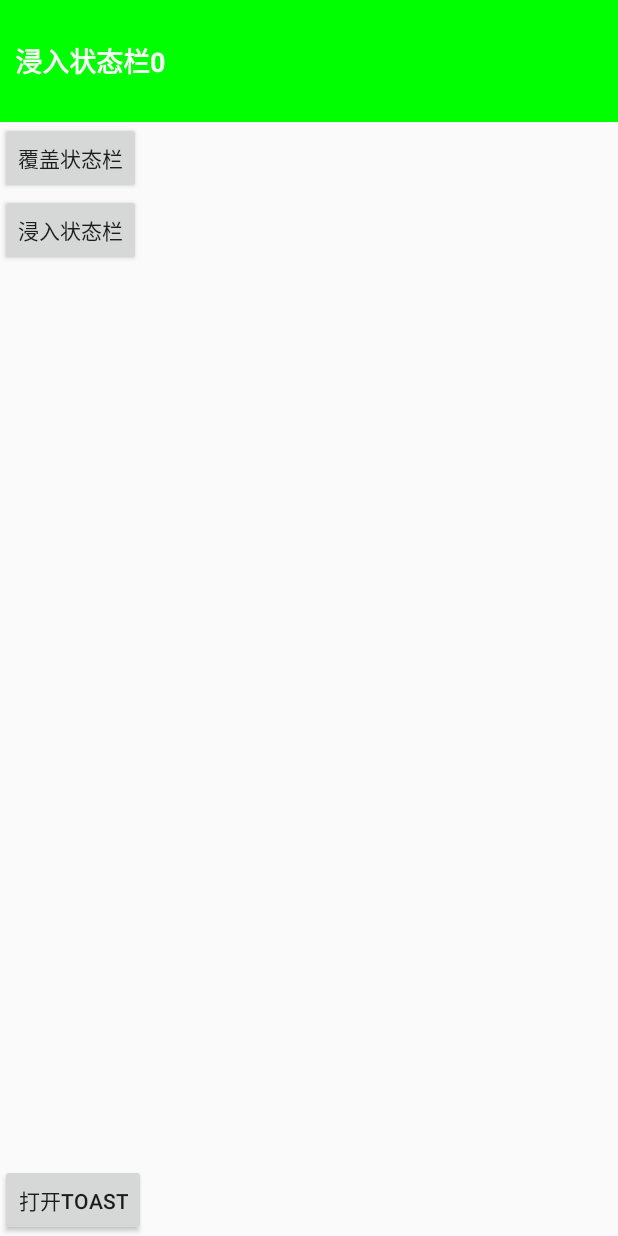
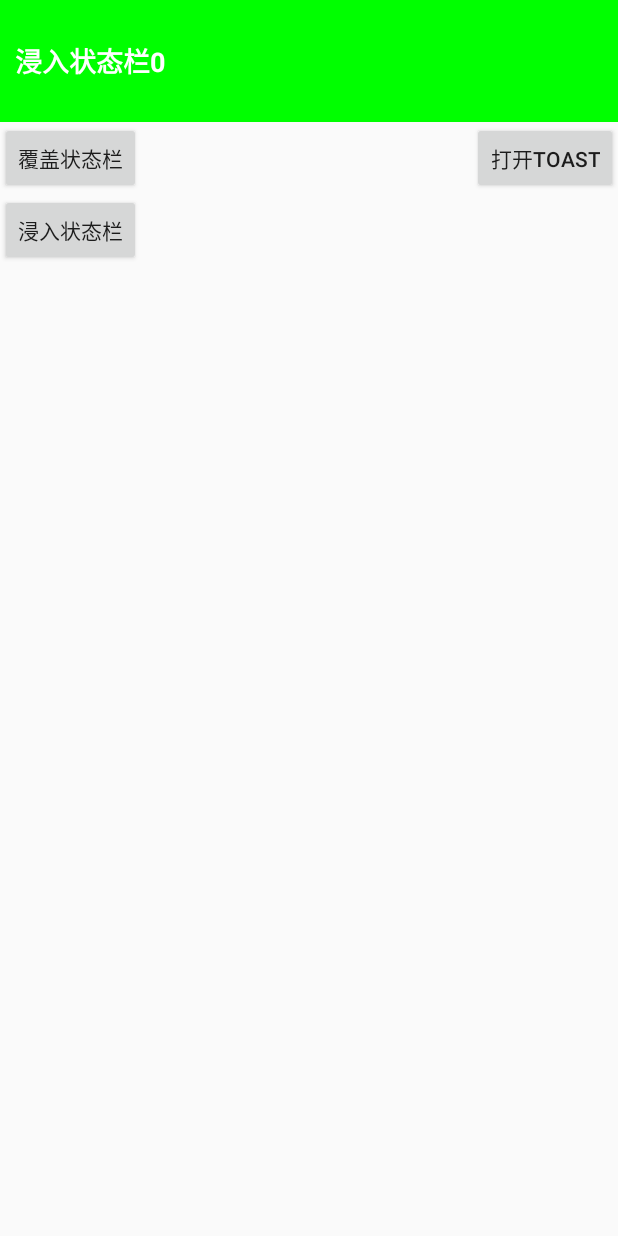
Before and after one commit to zylgg/snackbardemo-master, an Android app: the screen it shows after launch (MainActivity), after a tap on "打开TOAST", on a phone screen of 412 x 824 dp. Run offline under Robolectric (Android 15) with nearby library versions, the phone set to English and light mode, and no system bars.

```diff
--- a/app/src/main/java/com/example/tfhr02/snackbardemo/MainActivity.java
+++ b/app/src/main/java/com/example/tfhr02/snackbardemo/MainActivity.java
@@ -3,12 +3,13 @@ package com.example.tfhr02.snackbardemo;
 import android.os.Bundle;
 import android.support.v7.app.AppCompatActivity;
 import android.support.v7.widget.Toolbar;
+import android.view.Gravity;
 import android.view.View;
 import android.widget.Button;
 import android.widget.Toast;
 
 public class MainActivity extends AppCompatActivity implements View.OnClickListener {
-    Button bt_hello, bt_hello2, bt_hello3;
+    Button bt_hello, bt_hello2, bt_hello3, bt_toast;
     Toolbar toolbar;
 
     @Override
@@ -22,12 +23,14 @@ public class MainActivity extends AppCompatActivity implements View.OnClickListe
         bt_hello = (Button) findViewById(R.id.bt_hello);
         bt_hello2 = (Button) findViewById(R.id.bt_hello2);
         bt_hello3 = (Button) findViewById(R.id.bt_hello3);
+        bt_toast = (Button) findViewById(R.id.bt_toast);
         bt_hello.setOnClickListener(this);
         bt_hello2.setOnClickListener(this);
         bt_hello3.setOnClickListener(this);
+        bt_toast.setOnClickListener(this);
     }
 
-    int count = 0, count2 = 0;
+    int count = 0, count2 = 0, count3 = 0;
 
     @Override
     public void onClick(View view) {
@@ -41,8 +44,12 @@ public class MainActivity extends AppCompatActivity implements View.OnClickListe
                 new MySnackbarUtils.Builder(this).setCoverStatusBar(false).setTitle(title2 + "" + (count2++) + "").show();
                 break;
             case R.id.bt_hello3:
-                String title3 = bt_hello3.getText().toString();
-                Toast.makeText(this, title3, Toast.LENGTH_SHORT).show();
+                String title3 = bt_hello2.getText().toString();
+                new MySnackbarUtils.Builder(this).setLayoutGravity(Gravity.BOTTOM).setTitle(title3 + "" + (count3++) + "").show();
+                break;
+            case R.id.bt_toast:
+                String toast = bt_toast.getText().toString();
+                Toast.makeText(this, toast, Toast.LENGTH_SHORT).show();
                 break;
         }
 
--- a/app/src/main/java/com/example/tfhr02/snackbardemo/MySnackbarUtils.java
+++ b/app/src/main/java/com/example/tfhr02/snackbardemo/MySnackbarUtils.java
@@ -9,6 +9,7 @@ import android.support.annotation.StringRes;
 import android.view.Gravity;
 import android.view.ViewGroup;
 import android.view.WindowManager;
+import android.widget.FrameLayout;
 import android.widget.LinearLayout;
 import android.widget.LinearLayout.LayoutParams;
 
@@ -39,6 +40,7 @@ public class MySnackbarUtils {
     public void show() {
         if (mySnackbarView != null) {
             LinearLayout.LayoutParams layoutParams = new LinearLayout.LayoutParams(LayoutParams.MATCH_PARENT, LayoutParams.WRAP_CONTENT);
+
             WindowManager.LayoutParams params = new WindowManager.LayoutParams();
             //初始化后不首先获得窗口焦点。不妨碍设备上其他部件的点击、触摸事件。
             params.type = WindowManager.LayoutParams.TYPE_SYSTEM_ERROR;
@@ -52,10 +54,10 @@ public class MySnackbarUtils {
             params.x = 0;
 
             final ViewGroup decorView = (ViewGroup) context.getWindow().getDecorView();
-            final ViewGroup content = (ViewGroup) decorView.findViewById(android.R.id.content);
+            final FrameLayout content = (FrameLayout) decorView.findViewById(android.R.id.content);
             if (mySnackbarView.getParent() == null) {
                 if (mySnackbarView.getLayoutGravity() == Gravity.BOTTOM) {
-                    content.addView(mySnackbarView, layoutParams);
+                    content.addView(mySnackbarView,layoutParams);
                 } else {
                     if (isCoverStatusBar) {
                         windowManager.addView(mySnackbarView, params);
--- a/app/src/main/res/layout/activity_main.xml
+++ b/app/src/main/res/layout/activity_main.xml
@@ -31,6 +31,14 @@
         android:id="@+id/bt_hello3"
         android:layout_width="wrap_content"
         android:layout_height="wrap_content"
-        android:layout_alignParentBottom="true"
+        android:layout_below="@+id/bt_hello2"
+        android:visibility="invisible"
+        android:text="在底部打开" />
+    <Button
+        android:id="@+id/bt_toast"
+        android:layout_width="wrap_content"
+        android:layout_height="wrap_content"
+        android:layout_alignBottom="@+id/bt_hello"
+        android:layout_alignParentRight="true"
         android:text="打开Toast" />
 </RelativeLayout>
```
